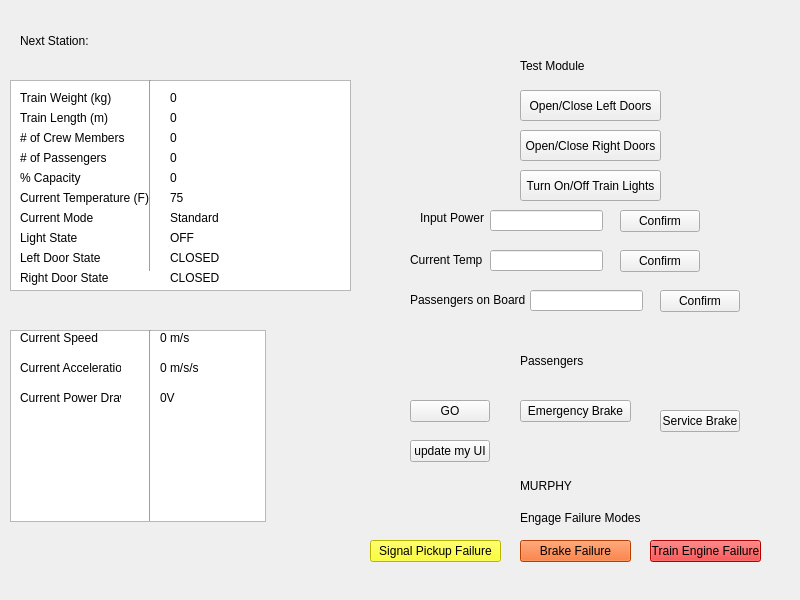
Above: TrainModelProject/trainmodelui.ui from joeschurer/ECE1140 before the change. Below: the same form after it.
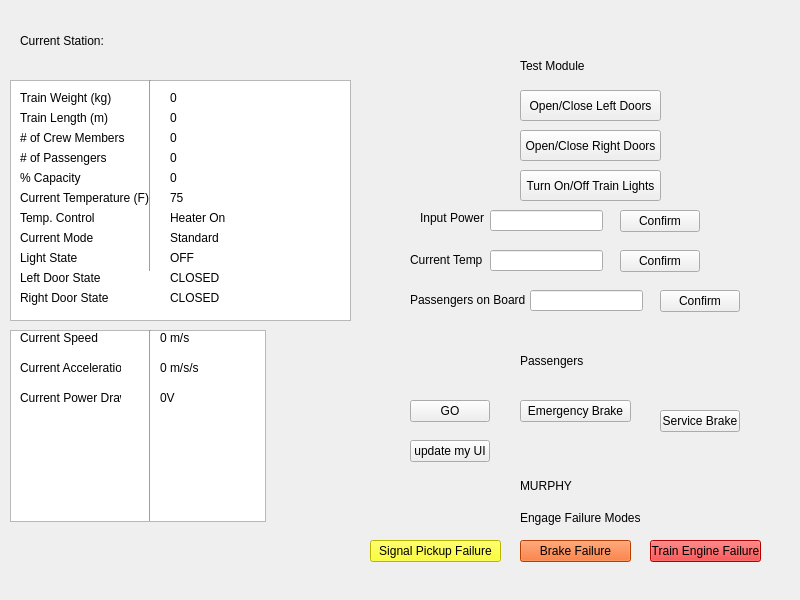
That is the form after the change.

Diff of the .ui file:
```diff
--- a/TrainModelProject/trainmodelui.ui
+++ b/TrainModelProject/trainmodelui.ui
@@ -32,7 +32,7 @@
      <x>10</x>
      <y>80</y>
      <width>341</width>
-     <height>211</height>
+     <height>241</height>
     </rect>
    </property>
   </widget>
@@ -92,7 +92,7 @@
    <property name="geometry">
     <rect>
      <x>20</x>
-     <y>210</y>
+     <y>230</y>
      <width>81</width>
      <height>16</height>
     </rect>
@@ -183,7 +183,7 @@
    <property name="geometry">
     <rect>
      <x>170</x>
-     <y>210</y>
+     <y>230</y>
      <width>171</width>
      <height>16</height>
     </rect>
@@ -375,7 +375,7 @@
    <property name="geometry">
     <rect>
      <x>20</x>
-     <y>230</y>
+     <y>250</y>
      <width>71</width>
      <height>16</height>
     </rect>
@@ -388,7 +388,7 @@
    <property name="geometry">
     <rect>
      <x>20</x>
-     <y>250</y>
+     <y>270</y>
      <width>91</width>
      <height>16</height>
     </rect>
@@ -401,7 +401,7 @@
    <property name="geometry">
     <rect>
      <x>170</x>
-     <y>230</y>
+     <y>250</y>
      <width>71</width>
      <height>16</height>
     </rect>
@@ -414,7 +414,7 @@
    <property name="geometry">
     <rect>
      <x>170</x>
-     <y>250</y>
+     <y>270</y>
      <width>71</width>
      <height>16</height>
     </rect>
@@ -527,7 +527,7 @@
    <property name="geometry">
     <rect>
      <x>20</x>
-     <y>270</y>
+     <y>290</y>
      <width>101</width>
      <height>16</height>
     </rect>
@@ -540,7 +540,7 @@
    <property name="geometry">
     <rect>
      <x>170</x>
-     <y>270</y>
+     <y>290</y>
      <width>71</width>
      <height>16</height>
     </rect>
@@ -643,7 +643,7 @@
     </rect>
    </property>
    <property name="text">
-    <string>Next Station:</string>
+    <string>Current Station:</string>
    </property>
   </widget>
   <widget class="QLabel" name="nextStationValue">
@@ -731,6 +731,32 @@
     <string>Confirm</string>
    </property>
   </widget>
+  <widget class="QLabel" name="tempControlLabel">
+   <property name="geometry">
+    <rect>
+     <x>20</x>
+     <y>210</y>
+     <width>101</width>
+     <height>16</height>
+    </rect>
+   </property>
+   <property name="text">
+    <string>Temp. Control</string>
+   </property>
+  </widget>
+  <widget class="QLabel" name="tempControlValue">
+   <property name="geometry">
+    <rect>
+     <x>170</x>
+     <y>210</y>
+     <width>91</width>
+     <height>16</height>
+    </rect>
+   </property>
+   <property name="text">
+    <string>Heater On</string>
+   </property>
+  </widget>
   <action name="actiontrainWeight">
    <property name="text">
     <string>trainWeight</string>
@@ -791,6 +817,8 @@
   <zorder>PassengersOnBoardLabel</zorder>
   <zorder>inputPassengersOnBoard</zorder>
   <zorder>passengersConfirm</zorder>
+  <zorder>tempControlLabel</zorder>
+  <zorder>tempControlValue</zorder>
  </widget>
  <resources/>
  <connections/>
```
